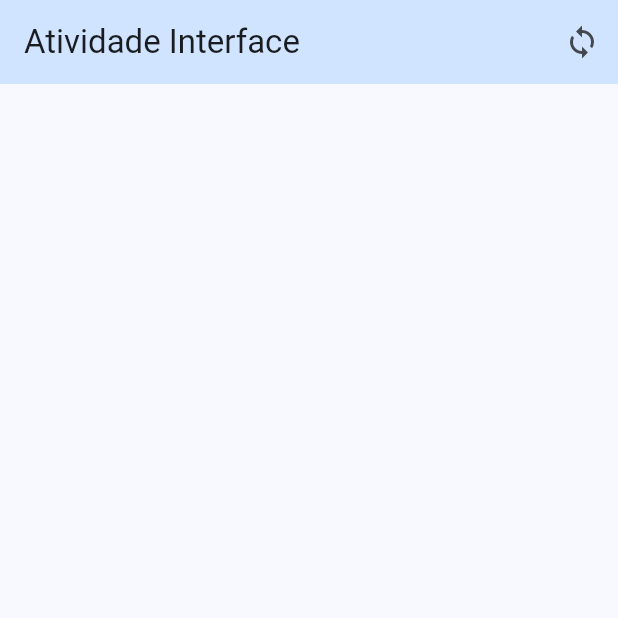
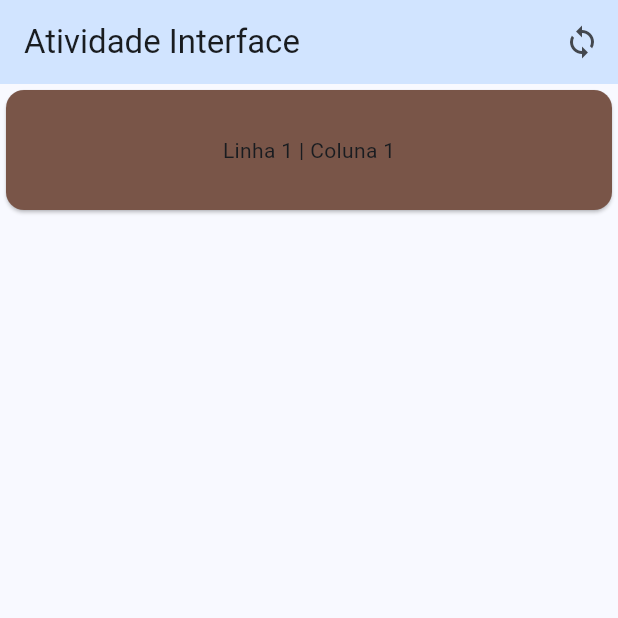
Before and after one commit to GiovaniMarcarini/atividade_interface-MD, a Flutter app: the screen it shows after launch, on a phone screen of 412 x 824 dp, the top half of it. Run offline on Flutter 3.47's test engine with Material 3 defaults, Android fonts, the phone set to English and light mode, and no system bars.

Commit message:
primeiro card

```diff
--- a/lib/page/home_page.dart
+++ b/lib/page/home_page.dart
@@ -1,3 +1,5 @@
+
+import 'dart:math';
 
 import 'package:flutter/cupertino.dart';
 import 'package:flutter/material.dart';
@@ -14,7 +16,7 @@
   Widget build (BuildContext context){
     return Scaffold(
       appBar: _criarAppBar(),
-      body: Container(),
+      body: _criarBody(),
     );
   }
 
@@ -25,10 +27,32 @@
       title: const Text('Atividade Interface'),
       actions: [
         IconButton(
-            onPressed: () {},
+            onPressed: () => setState(() {}),
             icon: const Icon(Icons.sync)
         )
       ],
     );
   }
+
+  Widget _criarBody(){
+    return Column(
+      children: [
+        Row(
+          children: [
+            Expanded(
+                child: Card(
+                  color: Colors.primaries[Random().nextInt(Colors.primaries.length)],
+                  child: const SizedBox(
+                    height: 80,
+                    child:  Center(
+                      child: Text('Linha 1 | Coluna 1'),
+                    ),
+                  ),
+                ),
+            ),
+          ],
+        )
+      ],
+    );
+  }
 }
```
